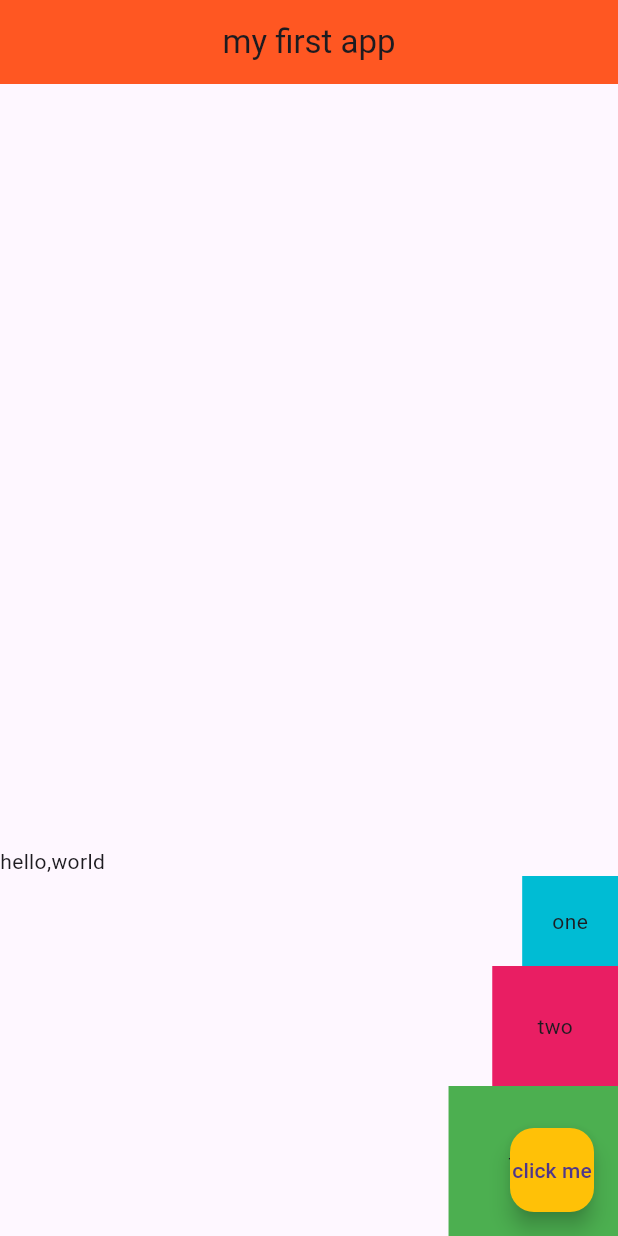
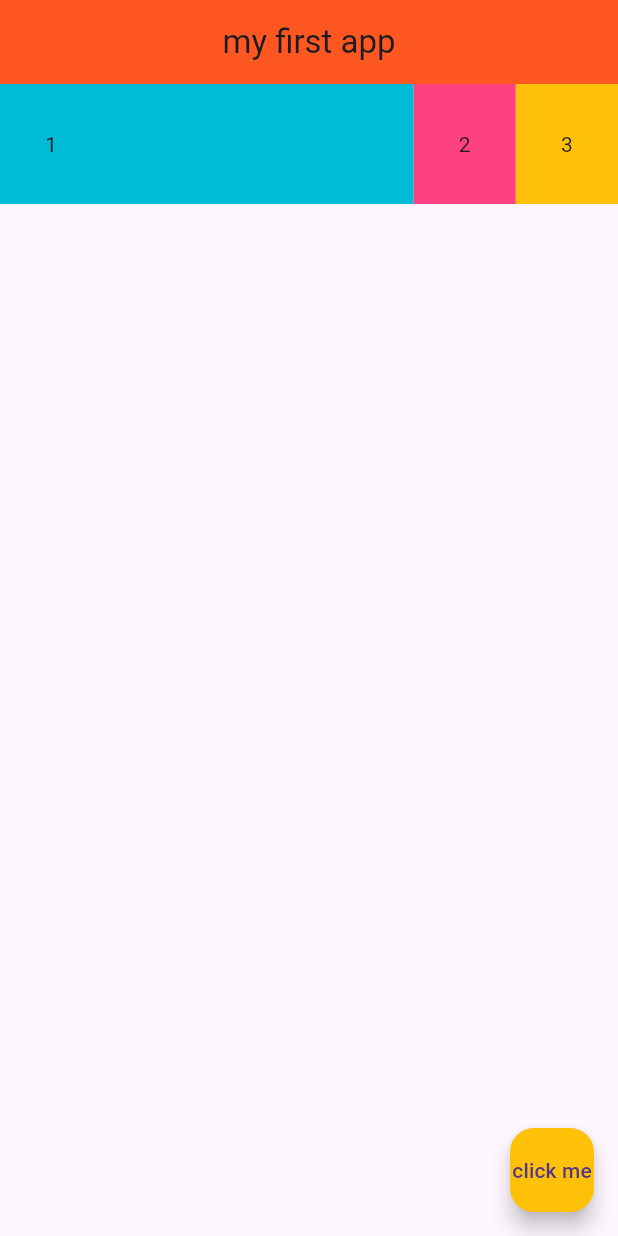
Before and after one commit to better-adapted/flutter_app_demo, a Flutter app: the screen it shows after launch, on a phone screen of 412 x 824 dp. Run offline on Flutter 3.47's test engine with Material 3 defaults, Android fonts, the phone set to English and light mode, and no system bars.

Commit message:
epxanded row demo first part

```diff
--- a/lib/main.dart
+++ b/lib/main.dart
@@ -16,31 +16,26 @@ class Home extends StatelessWidget {
         centerTitle: true,
         backgroundColor: Colors.deepOrange,
       ),
-      body: Column(
-        mainAxisAlignment: MainAxisAlignment.end,
-        crossAxisAlignment: CrossAxisAlignment.end,
-        children: <Widget>[
-          Row(children: <Widget>[
-            Text('hello,'),
-            Text('world'),
-            ],
-          ),
+      body: Row(
+          children: <Widget>[
+            Expanded(
+              child: Container(
+                padding: EdgeInsets.all(30.0),
+                color: Colors.cyan,
+                child: Text('1'),
+              ),
+            ),
           Container(
-            padding: EdgeInsets.all(20.0),
-            color: Colors.cyan,
-            child: Text('one'),
+            padding: EdgeInsets.all(30.0),
+            color: Colors.pinkAccent,
+            child: Text('2'),
           ),
           Container(
             padding: EdgeInsets.all(30.0),
-            color: Colors.pink,
-            child: Text('two'),
+            color: Colors.amber,
+            child: Text('3'),
           ),
-          Container(
-            padding: EdgeInsets.all(40.0),
-            color: Colors.green,
-            child: Text('three'),
-          )
-        ]
+        ],
       ),
       floatingActionButton: FloatingActionButton(onPressed: () {},child: Text('click me'),backgroundColor: Colors.amber),
     );
```
